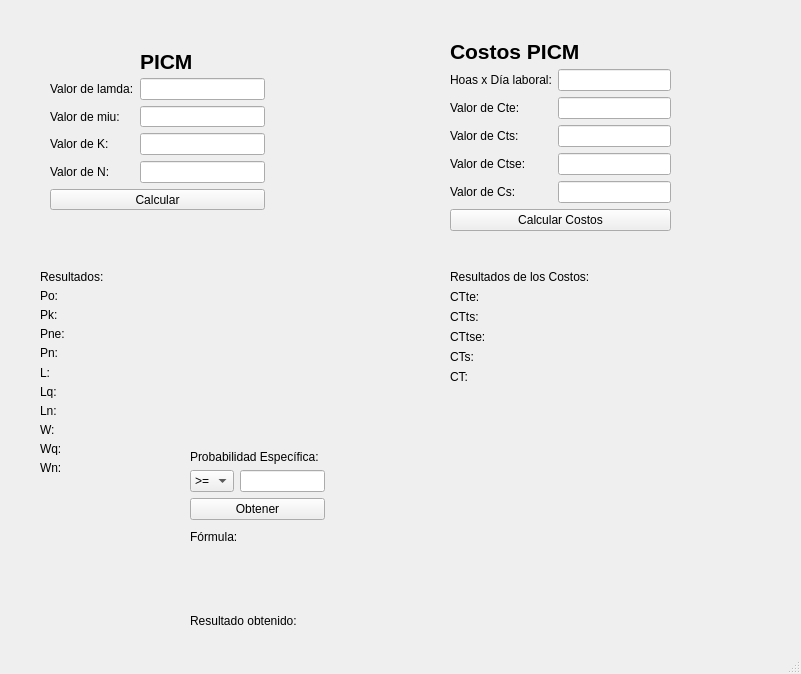
Above: PICM/mainwindow.ui from DJFiBePRO/teoria-de-colas before the change. Below: the same form after it.
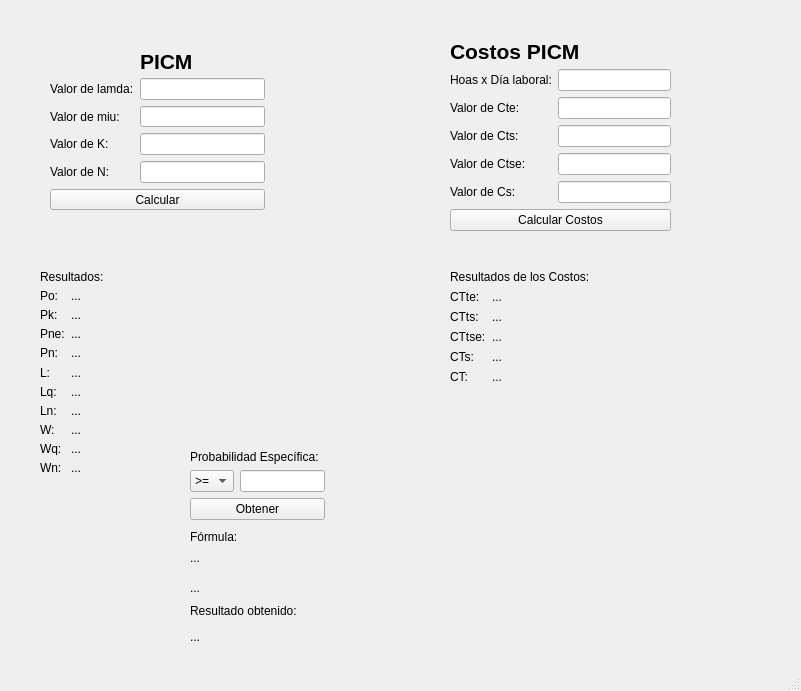
That is the form after the change.

```diff
--- a/PICM/mainwindow.ui
+++ b/PICM/mainwindow.ui
@@ -7,7 +7,7 @@
     <x>0</x>
     <y>0</y>
     <width>801</width>
-    <height>674</height>
+    <height>691</height>
    </rect>
   </property>
   <property name="windowTitle">
@@ -483,7 +483,7 @@
      <item row="1" column="1">
       <widget class="QLabel" name="RespuestaPo">
        <property name="text">
-        <string/>
+        <string>...</string>
        </property>
       </widget>
      </item>
@@ -497,7 +497,7 @@
      <item row="3" column="1">
       <widget class="QLabel" name="RespuestaPne">
        <property name="text">
-        <string/>
+        <string>...</string>
        </property>
       </widget>
      </item>
@@ -511,7 +511,7 @@
      <item row="4" column="1">
       <widget class="QLabel" name="RespuestaPn">
        <property name="text">
-        <string/>
+        <string>...</string>
        </property>
       </widget>
      </item>
@@ -525,7 +525,7 @@
      <item row="5" column="1">
       <widget class="QLabel" name="RespuestaL">
        <property name="text">
-        <string/>
+        <string>...</string>
        </property>
       </widget>
      </item>
@@ -539,7 +539,7 @@
      <item row="6" column="1">
       <widget class="QLabel" name="RespuestaLq">
        <property name="text">
-        <string/>
+        <string>...</string>
        </property>
       </widget>
      </item>
@@ -553,7 +553,7 @@
      <item row="7" column="1">
       <widget class="QLabel" name="RespuestaLn">
        <property name="text">
-        <string/>
+        <string>...</string>
        </property>
       </widget>
      </item>
@@ -567,7 +567,7 @@
      <item row="8" column="1">
       <widget class="QLabel" name="RespuestaW">
        <property name="text">
-        <string/>
+        <string>...</string>
        </property>
       </widget>
      </item>
@@ -581,7 +581,7 @@
      <item row="9" column="1">
       <widget class="QLabel" name="RespuestaWq">
        <property name="text">
-        <string/>
+        <string>...</string>
        </property>
       </widget>
      </item>
@@ -595,7 +595,7 @@
      <item row="10" column="1">
       <widget class="QLabel" name="RespuestaWn">
        <property name="text">
-        <string/>
+        <string>...</string>
        </property>
       </widget>
      </item>
@@ -609,7 +609,7 @@
      <item row="2" column="1">
       <widget class="QLabel" name="RespuestaPk">
        <property name="text">
-        <string/>
+        <string>...</string>
        </property>
       </widget>
      </item>
@@ -798,7 +798,7 @@
      <item row="1" column="1">
       <widget class="QLabel" name="RespuestaCtte">
        <property name="text">
-        <string/>
+        <string>...</string>
        </property>
       </widget>
      </item>
@@ -812,7 +812,7 @@
      <item row="2" column="1">
       <widget class="QLabel" name="RespuestaCtts">
        <property name="text">
-        <string/>
+        <string>...</string>
        </property>
       </widget>
      </item>
@@ -826,7 +826,7 @@
      <item row="3" column="1">
       <widget class="QLabel" name="RespuestaCttse">
        <property name="text">
-        <string/>
+        <string>...</string>
        </property>
       </widget>
      </item>
@@ -840,14 +840,14 @@
      <item row="5" column="1">
       <widget class="QLabel" name="RespuestaCt">
        <property name="text">
-        <string/>
+        <string>...</string>
        </property>
       </widget>
      </item>
      <item row="4" column="1">
       <widget class="QLabel" name="RespuestaCts">
        <property name="text">
-        <string/>
+        <string>...</string>
        </property>
       </widget>
      </item>
@@ -920,7 +920,7 @@
     <property name="geometry">
      <rect>
       <x>190</x>
-      <y>610</y>
+      <y>600</y>
       <width>121</width>
       <height>21</height>
      </rect>
@@ -952,7 +952,7 @@
      </rect>
     </property>
     <property name="text">
-     <string/>
+     <string>...</string>
     </property>
    </widget>
    <widget class="QLabel" name="RespuestaProbabilidad">
@@ -965,7 +965,7 @@
      </rect>
     </property>
     <property name="text">
-     <string/>
+     <string>...</string>
     </property>
    </widget>
    <widget class="QLabel" name="LblFormula">
@@ -978,7 +978,7 @@
      </rect>
     </property>
     <property name="text">
-     <string/>
+     <string>...</string>
     </property>
    </widget>
   </widget>
```
